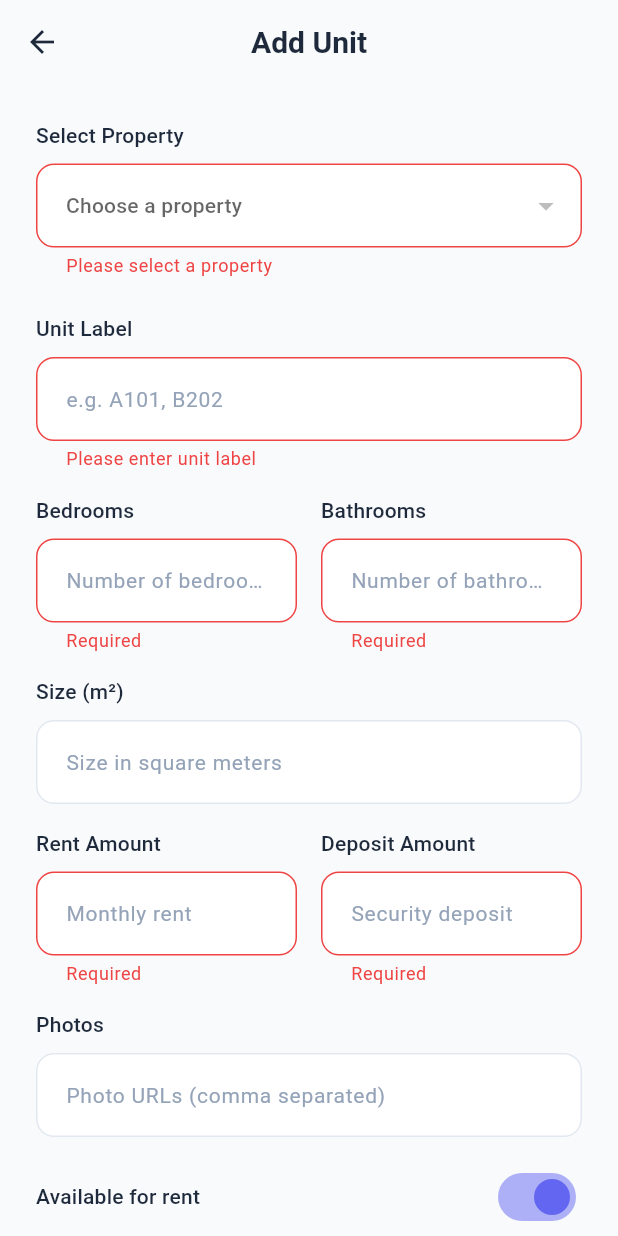
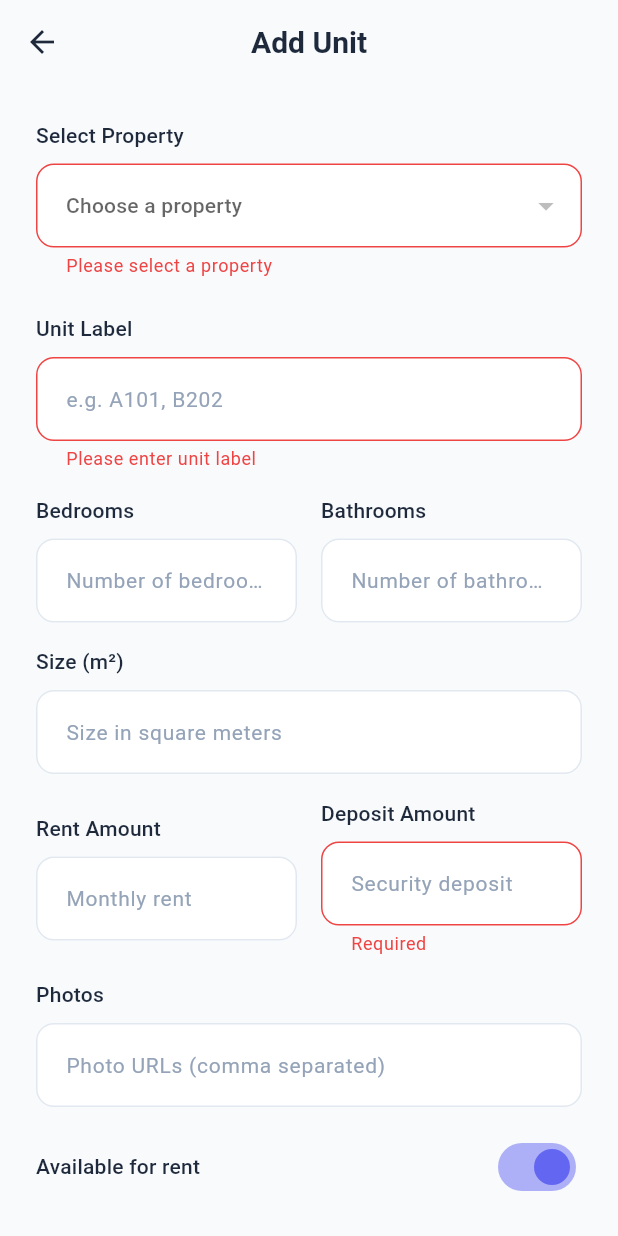
Before and after one commit to T4z4r/apex-mobile-app, a Flutter app: the AddUnitScreen screen opened directly, after a tap on "Add Unit", on a phone screen of 412 x 824 dp. Run offline on Flutter 3.47's test engine with Material 3 defaults, Android fonts, the phone set to English and light mode, and no system bars; our stand-ins replace fluttertoast, shared_preferences; accounts and stored records are empty.

Commit message:
feat: new implementation

```diff
--- a/lib/models/property.dart
+++ b/lib/models/property.dart
@@ -79,11 +79,11 @@ class Unit {
   final int id;
   final int propertyId;
   final String unitLabel;
-  final int bedrooms;
-  final int bathrooms;
+  final int? bedrooms;
+  final int? bathrooms;
   final double? sizeM2;
   final double rentAmount;
-  final double depositAmount;
+  final double? depositAmount;
   final bool isAvailable;
   final List<String>? photos;
   final int? tenantId;
@@ -95,11 +95,11 @@ class Unit {
     required this.id,
     required this.propertyId,
     required this.unitLabel,
-    required this.bedrooms,
-    required this.bathrooms,
+    this.bedrooms,
+    this.bathrooms,
     this.sizeM2,
     required this.rentAmount,
-    required this.depositAmount,
+    this.depositAmount,
     required this.isAvailable,
     this.photos,
     this.tenantId,
@@ -127,7 +127,7 @@ class Unit {
       bathrooms: json['bathrooms'],
       sizeM2: json['size_m2'] != null ? double.parse(json['size_m2'].toString()) : null,
       rentAmount: double.parse(json['rent_amount'].toString()),
-      depositAmount: double.parse(json['deposit_amount'].toString()),
+      depositAmount: json['deposit_amount'] != null ? double.parse(json['deposit_amount'].toString()) : null,
       isAvailable: json['is_available'] == 1 || json['is_available'] == true,
       photos: photosList,
       tenantId: json['tenant_id'],
--- a/lib/screens/add_unit_screen.dart
+++ b/lib/screens/add_unit_screen.dart
@@ -114,10 +114,7 @@ class _AddUnitScreenState extends State<AddUnitScreen> {
                         controller: _bedroomsController,
                         keyboardType: TextInputType.number,
                         validator: (value) {
-                          if (value == null || value.isEmpty) {
-                            return 'Required';
-                          }
-                          if (int.tryParse(value) == null) {
+                          if (value != null && value.isNotEmpty && int.tryParse(value) == null) {
                             return 'Invalid number';
                           }
                           return null;
@@ -132,10 +129,7 @@ class _AddUnitScreenState extends State<AddUnitScreen> {
                         controller: _bathroomsController,
                         keyboardType: TextInputType.number,
                         validator: (value) {
-                          if (value == null || value.isEmpty) {
-                            return 'Required';
-                          }
-                          if (int.tryParse(value) == null) {
+                          if (value != null && value.isNotEmpty && int.tryParse(value) == null) {
                             return 'Invalid number';
                           }
                           return null;
@@ -161,10 +155,7 @@ class _AddUnitScreenState extends State<AddUnitScreen> {
                         controller: _rentAmountController,
                         keyboardType: TextInputType.number,
                         validator: (value) {
-                          if (value == null || value.isEmpty) {
-                            return 'Required';
-                          }
-                          if (double.tryParse(value) == null) {
+                          if (value != null && value.isNotEmpty && double.tryParse(value) == null) {
                             return 'Invalid amount';
                           }
                           return null;
@@ -263,11 +254,11 @@ class _AddUnitScreenState extends State<AddUnitScreen> {
 
     final unitData = {
       'unit_label': _unitLabelController.text,
-      'bedrooms': int.parse(_bedroomsController.text),
-      'bathrooms': int.parse(_bathroomsController.text),
+      'bedrooms': _bedroomsController.text.isNotEmpty ? int.parse(_bedroomsController.text) : null,
+      'bathrooms': _bathroomsController.text.isNotEmpty ? int.parse(_bathroomsController.text) : null,
       'size_m2': _sizeM2Controller.text.isNotEmpty ? double.parse(_sizeM2Controller.text) : null,
       'rent_amount': double.parse(_rentAmountController.text),
-      'deposit_amount': double.parse(_depositAmountController.text),
+      'deposit_amount': _depositAmountController.text.isNotEmpty ? double.parse(_depositAmountController.text) : null,
       'is_available': _isAvailable ? 1 : 0,
       'photos': photos,
     };
--- a/lib/screens/property_details_screen.dart
+++ b/lib/screens/property_details_screen.dart
@@ -292,7 +292,7 @@ class _PropertyDetailsScreenState extends State<PropertyDetailsScreen> {
                             ),
                             title: Text(unit.unitLabel),
                             subtitle: Text(
-                                '${unit.bedrooms} bed, ${unit.bathrooms} bath'),
+                                '${unit.bedrooms ?? 'N/A'} bed, ${unit.bathrooms ?? 'N/A'} bath'),
                             trailing: Text(
                               'KES ${unit.rentAmount.toStringAsFixed(0)}',
                               style: TextStyle(
--- a/lib/screens/units_screen.dart
+++ b/lib/screens/units_screen.dart
@@ -127,7 +127,7 @@ class _UnitsScreenState extends State<UnitsScreen> {
                         ),
                         const SizedBox(width: 4),
                         Text(
-                          '${unit.bedrooms} bed, ${unit.bathrooms} bath',
+                          '${unit.bedrooms ?? 'N/A'} bed, ${unit.bathrooms ?? 'N/A'} bath',
                           style: TextStyle(
                             fontSize: 14,
                             color: AppTheme.textSecondaryColor,
@@ -201,7 +201,7 @@ class _UnitsScreenState extends State<UnitsScreen> {
                       ),
                       const SizedBox(height: 4),
                       Text(
-                        'KES ${unit.depositAmount.toStringAsFixed(0)}',
+                        unit.depositAmount != null ? 'KES ${unit.depositAmount!.toStringAsFixed(0)}' : 'N/A',
                         style:
                             Theme.of(context).textTheme.titleMedium?.copyWith(
                                   fontWeight: FontWeight.w700,
```
Also changed, not shown: lib/screens/edit_unit_screen.dart (+9 -18 lines), lib/screens/unit_details_screen.dart (+5 -3 lines).
